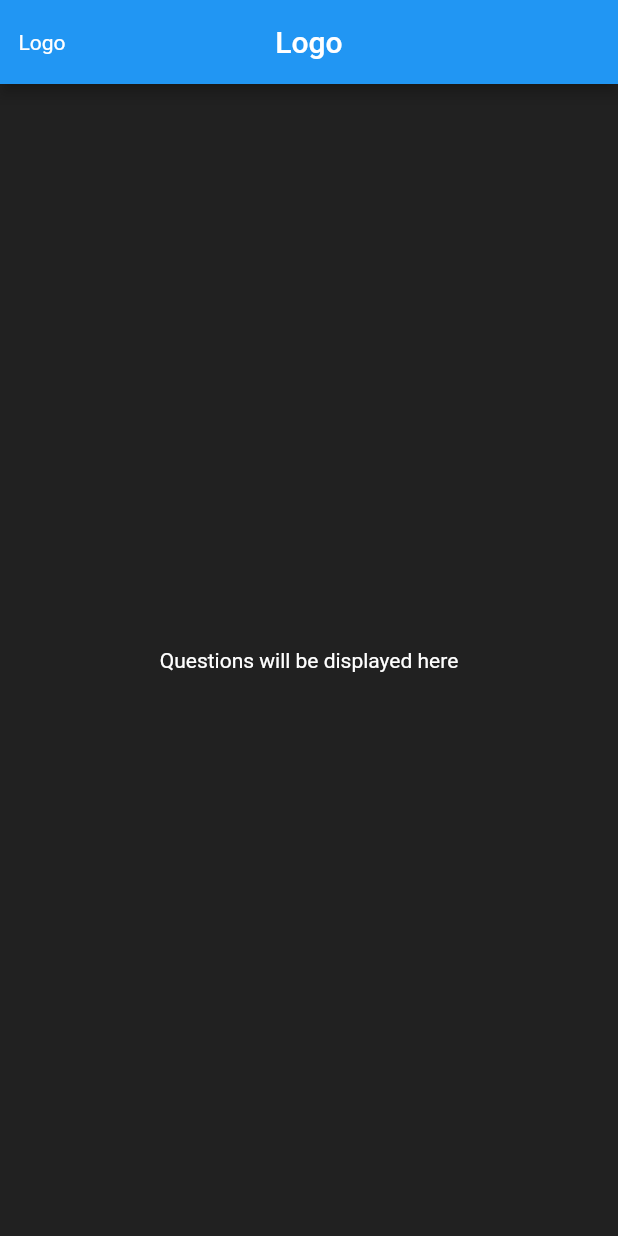
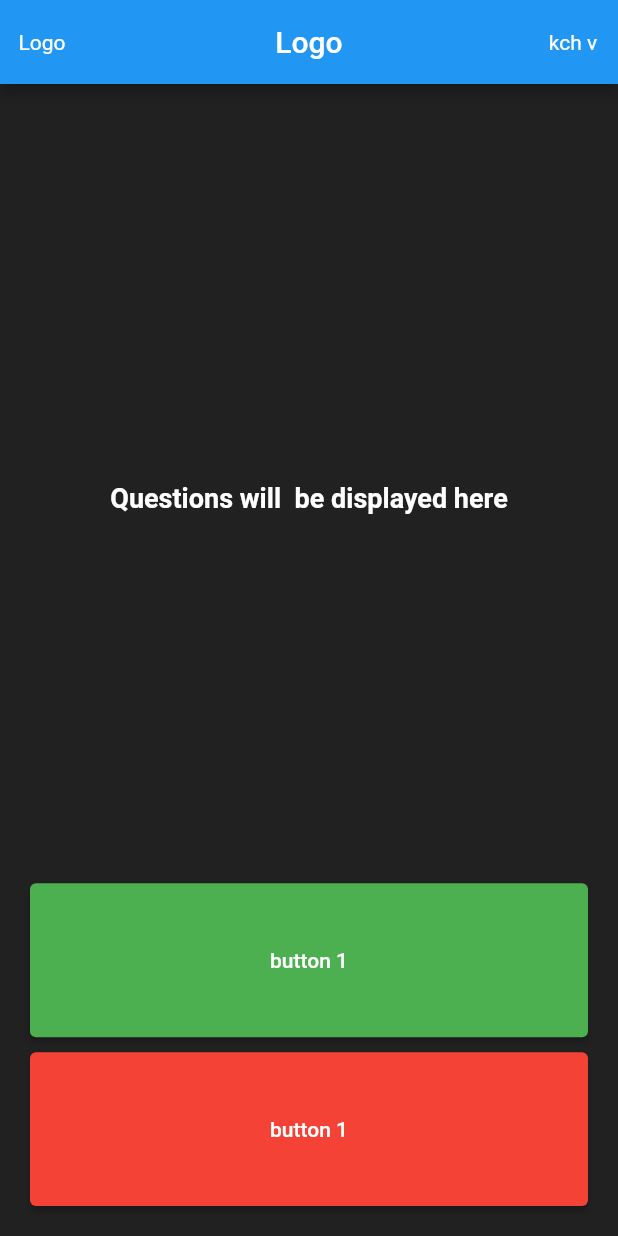
Before and after one commit to Singh-aman01/QuizApp, a Flutter app: the screen it shows after launch, on a phone screen of 412 x 824 dp. Run offline on Flutter 3.47's test engine with Material 2 defaults, Android fonts, the phone set to English and light mode, and no system bars.

Commit message:
base ui developed for quiz page1

```diff
--- a/lib/main.dart
+++ b/lib/main.dart
@@ -1,4 +1,5 @@
 import 'package:flutter/material.dart';
+import 'package:quiz/quiz_page1.dart';
 
 void main() => runApp(const App());
 
@@ -10,44 +11,21 @@ class App extends StatelessWidget {
     return MaterialApp(
       home: Scaffold(
         backgroundColor: Colors.grey.shade900,
-        appBar:  AppBar(
-          leading:const Center(child:  Text("Logo"),
+        appBar: AppBar(
+          leading: const Center(
+            child: Text("Logo"),
           ),
           centerTitle: true,
           title: const Text("Logo"),
+          actions: const [
+            Center(child: Text("kch v    ")),
+          ],
         ),
         body: const Padding(
-          padding: EdgeInsets.all(10),
+          padding: EdgeInsets.all(20.0),
           child: QuizApp1(),
         ),
       ),
     );
   }
 }
-
-class QuizApp1 extends StatefulWidget {
-  const QuizApp1({Key? key}) : super(key: key);
-
-  @override
-  _QuizApp1State createState() => _QuizApp1State();
-}
-
-class _QuizApp1State extends State<QuizApp1> {
-  @override
-  Widget build(BuildContext context) {
-    return Column(
-      children: const [
-        Expanded(
-          child: Center(
-            child: Text(
-              "Questions will be displayed here",
-              style: TextStyle(
-                color: Colors.white,
-              ),
-            ),
-          ),
-        ),
-      ],
-    );
-  }
-}
--- /dev/null
+++ b/lib/quiz_page1.dart
@@ -0,0 +1,56 @@
+import 'package:flutter/material.dart';
+
+
+
+
+class QuizApp1 extends StatefulWidget {
+  const QuizApp1({Key? key}) : super(key: key);
+
+  @override
+  _QuizApp1State createState() => _QuizApp1State();
+}
+
+class _QuizApp1State extends State<QuizApp1> {
+  @override
+  Widget build(BuildContext context) {
+    return Column(
+      crossAxisAlignment: CrossAxisAlignment.stretch,
+      children: [
+        const Expanded(
+          flex: 5,
+          child: Center(
+            child: Text(
+              "Questions will  be displayed here",
+              style: TextStyle(
+                color: Colors.white,
+                fontWeight: FontWeight.bold,
+                fontSize: 18,
+              ),
+            ),
+          ),
+        ),
+        Expanded(
+          child: ElevatedButton(
+            style: ElevatedButton.styleFrom(
+              primary: Colors.green,
+            ),
+            onPressed: () {},
+            child: const Text("button 1"),
+          ),
+        ),
+        const SizedBox(
+          height: 10,
+        ),
+        Expanded(
+          child: ElevatedButton(
+            style: ElevatedButton.styleFrom(
+              primary: Colors.red,
+            ),
+            onPressed: () {},
+            child: const Text("button 1"),
+          ),
+        ),
+      ],
+    );
+  }
+}
```
